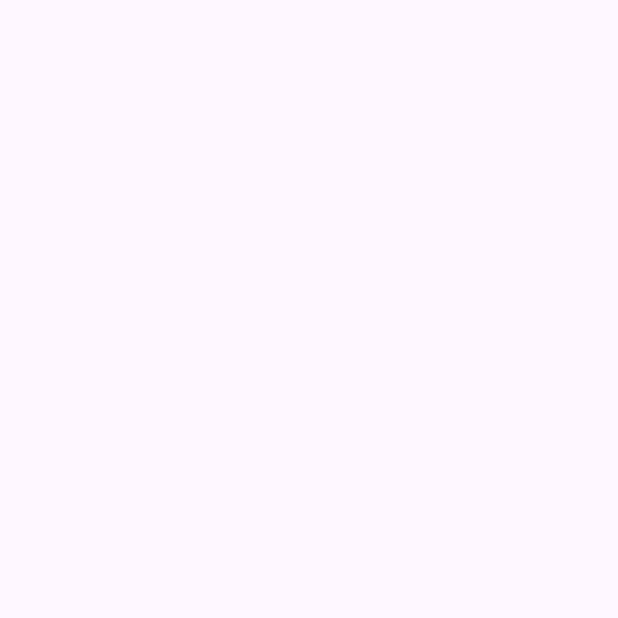
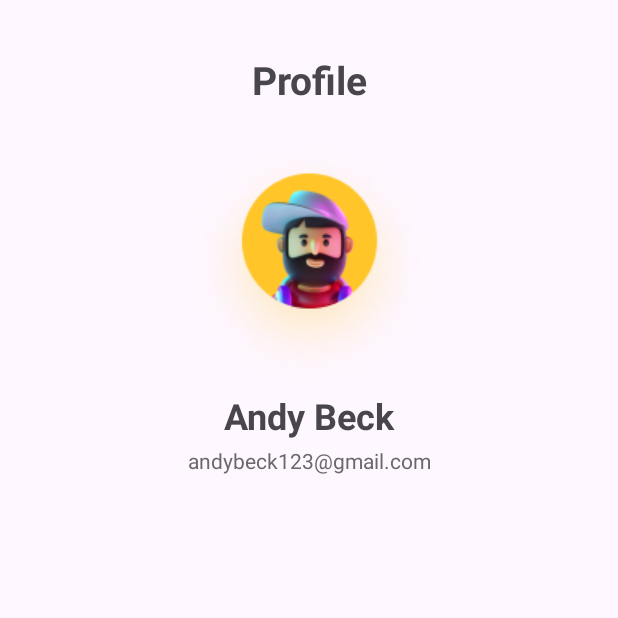
Before and after one commit to thuydung180/LaFavor2024, an Android app: the Profile screen opened directly, with no data from a screen before it, on a phone screen of 412 x 824 dp, the top half of it. Before the commit the part shown is empty. Run offline under Robolectric (Android 15) with nearby library versions, the phone set to English and light mode, and no system bars.

Commit message:
profile coding

```diff
--- a/app/src/main/res/layout/activity_profile.xml
+++ b/app/src/main/res/layout/activity_profile.xml
@@ -4,6 +4,72 @@
     xmlns:tools="http://schemas.android.com/tools"
     android:layout_width="match_parent"
     android:layout_height="match_parent"
-    tools:context=".Profile">
+    tools:context=".Profile"
+    android:padding="15dp">
 
+    <ScrollView
+        android:id="@+id/scvProfile"
+        android:layout_width="match_parent"
+        android:layout_height="match_parent"
+        tools:layout_editor_absoluteX="14dp"
+        tools:layout_editor_absoluteY="16dp">
+
+        <LinearLayout
+            android:layout_width="match_parent"
+            android:layout_height="wrap_content"
+            android:layout_marginTop="20dp"
+            android:orientation="vertical">
+
+            <androidx.constraintlayout.widget.ConstraintLayout
+                android:layout_width="match_parent"
+                android:layout_height="match_parent">
+
+                <TextView
+                    android:id="@+id/txtMyProfile"
+                    android:layout_width="match_parent"
+                    android:layout_height="wrap_content"
+                    android:gravity="center"
+                    android:text="@string/setting_profile"
+                    android:textSize="26sp"
+                    android:textStyle="bold"
+                    app:layout_constraintEnd_toEndOf="parent"
+                    app:layout_constraintStart_toStartOf="parent"
+                    app:layout_constraintTop_toTopOf="parent" />
+
+                <ImageView
+                    android:id="@+id/imvProfile"
+                    android:layout_width="wrap_content"
+                    android:layout_height="wrap_content"
+                    android:layout_marginTop="20dp"
+                    app:layout_constraintEnd_toEndOf="parent"
+                    app:layout_constraintStart_toStartOf="parent"
+                    app:layout_constraintTop_toBottomOf="@+id/txtMyProfile"
+                    app:srcCompat="@drawable/image_profile" />
+
+                <TextView
+                    android:id="@+id/txtFullName"
+                    android:layout_width="wrap_content"
+                    android:layout_height="wrap_content"
+                    android:text="Andy Beck"
+                    android:textSize="24sp"
+                    android:textStyle="bold"
+                    app:layout_constraintEnd_toEndOf="@+id/imvProfile"
+                    app:layout_constraintStart_toStartOf="@+id/imvProfile"
+                    app:layout_constraintTop_toBottomOf="@+id/imvProfile" />
+
+                <TextView
+                    android:layout_marginTop="4dp"
+                    android:id="@+id/txtEmail"
+                    android:layout_width="wrap_content"
+                    android:layout_height="wrap_content"
+                    android:text="andybeck123@gmail.com"
+                    android:textColor="@color/gray1"
+                    android:textSize="14sp"
+                    app:layout_constraintEnd_toEndOf="@+id/txtFullName"
+                    app:layout_constraintStart_toStartOf="@+id/txtFullName"
+                    app:layout_constraintTop_toBottomOf="@+id/txtFullName" />
+            </androidx.constraintlayout.widget.ConstraintLayout>
+
+        </LinearLayout>
+    </ScrollView>
 </androidx.constraintlayout.widget.ConstraintLayout>
--- a/app/src/main/res/values/colors.xml
+++ b/app/src/main/res/values/colors.xml
@@ -2,8 +2,8 @@
 <resources>
     <color name="black">#FF000000</color>
     <color name="white">#FFFFFFFF</color>
-    <color name="main">#894E3F</color>
-    <color name="secondmain">#33894E3F</color>
+    <color name="primary">#894E3F</color>
+    <color name="secondary">#33894E3F</color>
     <color name="gray1">#696969</color>
     <color name="gray2">#343434</color>
 </resources>
--- a/app/src/main/res/values/strings.xml
+++ b/app/src/main/res/values/strings.xml
@@ -1,3 +1,5 @@
 <resources>
     <string name="app_name">LaFavor2024</string>
+    <string name="setting_profile">Profile</string>
+
 </resources>
--- a/app/src/main/res/values/themes.xml
+++ b/app/src/main/res/values/themes.xml
@@ -3,6 +3,8 @@
     <style name="Base.Theme.LaFavor2024" parent="Theme.Material3.DayNight.NoActionBar">
         <!-- Customize your light theme here. -->
         <!-- <item name="colorPrimary">@color/my_light_primary</item> -->
+        <item name="colorPrimary">@color/white</item>
+        <item name="colorButtonNormal">@color/primary</item>
     </style>
 
     <style name="Theme.LaFavor2024" parent="Base.Theme.LaFavor2024" />
```
Also changed, not shown: app/src/main/res/drawable/image_profile.png (added).
